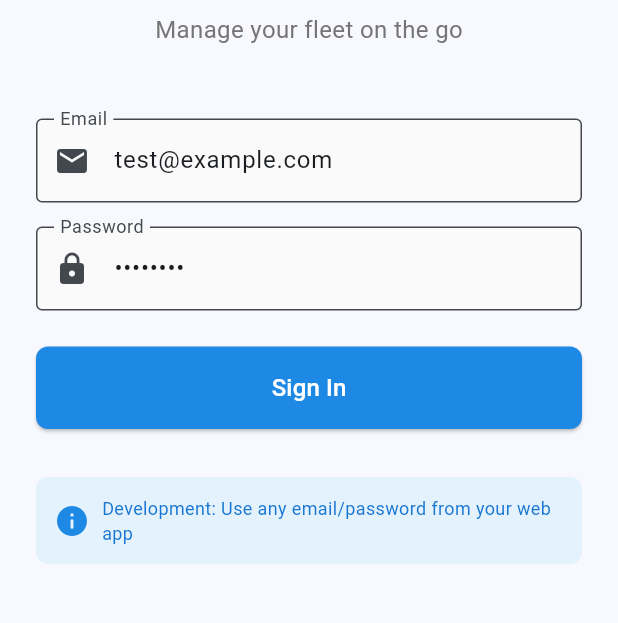
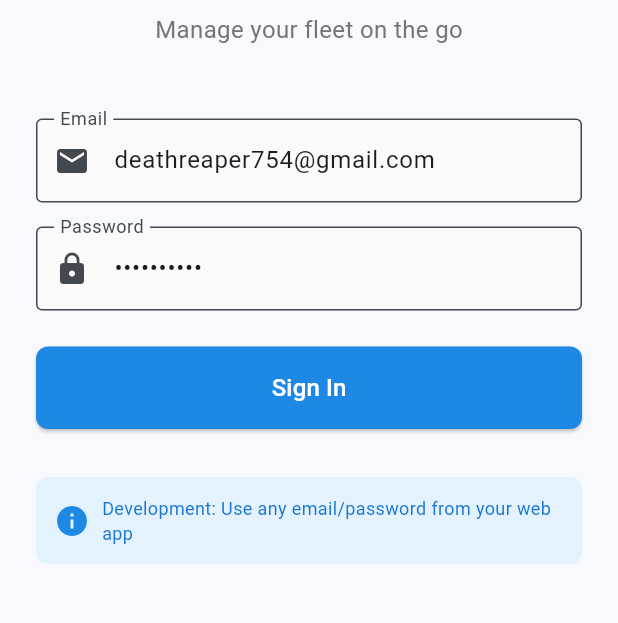
Before and after one commit to horseman562/Fleet-Maintenance-Mobile, a Flutter app: the screen it shows after launch, on a phone screen of 412 x 824 dp, the part 465-1088 px from its top. Run offline on Flutter 3.47's test engine with Material 3 defaults, Android fonts, the light colour scheme and no system bars.

Commit message:
login and dashboard update

```diff
--- a/lib/screens/login_screen.dart
+++ b/lib/screens/login_screen.dart
@@ -21,9 +21,9 @@ class _LoginScreenState extends State<LoginScreen> {
   @override
   void initState() {
     super.initState();
-    // Pre-fill with test credentials for development
-    _emailController.text = 'test@example.com';
-    _passwordController.text = 'password';
+    // Pre-fill with development credentials
+    _emailController.text = 'deathreaper754@gmail.com';
+    _passwordController.text = 'babi123456';
   }
 
   @override
@@ -219,13 +219,13 @@ class _LoginScreenState extends State<LoginScreen> {
     });
 
     try {
+      final provider = context.read<VehicleProvider>();
       final apiService = ApiService();
-      await apiService.login(_emailController.text, _passwordController.text);
+      final loginResponse = await apiService.login(_emailController.text, _passwordController.text);
 
-      // Set the token in the provider
+      // Set the token in the provider which will set it in the shared instance
       if (mounted) {
-        final provider = context.read<VehicleProvider>();
-        provider.setAuthToken('dummy-token'); // Token is already set in apiService
+        provider.setAuthToken(loginResponse['token']); // Pass the actual token
 
         // Navigate to main screen
         Navigator.of(context).pushReplacement(
--- a/lib/services/vehicle_provider.dart
+++ b/lib/services/vehicle_provider.dart
@@ -3,7 +3,7 @@ import '../models/vehicle.dart';
 import 'api_service.dart';
 
 class VehicleProvider with ChangeNotifier {
-  final ApiService _apiService = ApiService();
+  static final ApiService _apiService = ApiService();
 
   List<Vehicle> _vehicles = [];
   Vehicle? _selectedVehicle;
```
